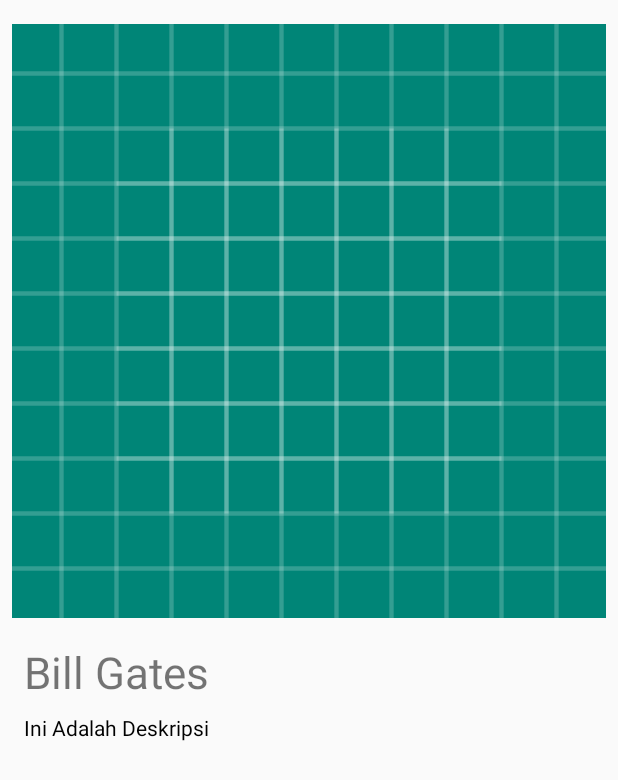
After one commit to ukmitcybernetix/RecycleViewExample, an Android app: the layout activity_view_people.xml on its own in the app's theme, with its tools: preview values and no code run, on a phone screen of 412 x 824 dp. The commit adds this screen. Shown: the top 780 px of the screen. Run offline under Robolectric (Android 15) with nearby library versions, the phone set to English and light mode, and no system bars.

Commit message:
Menambahkan Detail Deskripsi

```diff
--- a/app/src/main/java/com/zendev/daftarorangterkaya/ListPeopleAdapter.java
+++ b/app/src/main/java/com/zendev/daftarorangterkaya/ListPeopleAdapter.java
@@ -1,6 +1,7 @@
 package com.zendev.daftarorangterkaya;
 
 import android.content.Context;
+import android.content.Intent;
 import android.support.annotation.NonNull;
 import android.support.v7.widget.RecyclerView;
 import android.view.LayoutInflater;
@@ -55,6 +56,11 @@
             @Override
             public void onClick(View view) {
                 Toast.makeText(context, "Kamu Memilih " + getListPeople().get(position).getName(), Toast.LENGTH_LONG).show();
+                Intent moveDetail = new Intent(context, ViewPeople.class);
+                moveDetail.putExtra(ViewPeople.EXTRA_IMG, getListPeople().get(position).getPhoto());
+                moveDetail.putExtra(ViewPeople.EXTRA_PEOPLE, getListPeople().get(position).getName());
+                moveDetail.putExtra(ViewPeople.EXTRA_DESKRIPSI, getListPeople().get(position).getDeskripsi());
+                context.startActivity(moveDetail);
             }
         });
     }
--- /dev/null
+++ b/app/src/main/res/layout/activity_view_people.xml
@@ -0,0 +1,56 @@
+<?xml version="1.0" encoding="utf-8"?>
+<ScrollView xmlns:android="http://schemas.android.com/apk/res/android"
+    xmlns:tools="http://schemas.android.com/tools"
+    android:layout_width="match_parent"
+    android:layout_height="match_parent"
+    android:paddingBottom="@dimen/activity_vertical_margin"
+    android:paddingLeft="@dimen/horizontal_margin_detail"
+    android:paddingRight="@dimen/horizontal_margin_detail"
+    android:paddingTop="@dimen/activity_vertical_margin"
+    tools:context=".ViewPeople">
+
+    <LinearLayout
+        android:layout_width="match_parent"
+        android:layout_height="wrap_content"
+        android:orientation="vertical">
+
+        <FrameLayout
+            android:layout_width="match_parent"
+            android:layout_height="wrap_content">
+
+            <ImageView
+                android:id="@+id/iv_gambar"
+                android:layout_width="match_parent"
+                android:layout_height="wrap_content"
+                android:adjustViewBounds="true"
+                android:scaleType="fitXY"
+                android:src="@drawable/ic_launcher_background"
+                android:contentDescription="@string/people_image" />
+
+        </FrameLayout>
+
+        <TextView
+            android:id="@+id/tv_nama"
+            android:layout_width="match_parent"
+            android:layout_height="wrap_content"
+            android:layout_marginBottom="@dimen/horizontal_margin_detail"
+            android:layout_marginLeft="@dimen/horizontal_margin_detail"
+            android:layout_marginRight="@dimen/horizontal_margin_detail"
+            android:layout_marginTop="@dimen/activity_vertical_margin"
+            android:text="@string/people_example"
+            android:textSize="@dimen/ukuran_judul"/>
+
+        <TextView
+            android:id="@+id/tv_deskripsi"
+            android:layout_width="match_parent"
+            android:layout_height="wrap_content"
+            android:layout_marginBottom="@dimen/activity_vertical_margin"
+            android:layout_marginLeft="@dimen/horizontal_margin_detail"
+            android:layout_marginRight="@dimen/horizontal_margin_detail"
+            android:lineSpacingMultiplier="1"
+            android:text="@string/ini_adalah_deskripsi"
+            android:textColor="@android:color/black"/>
+
+    </LinearLayout>
+
+</ScrollView>
--- a/app/src/main/res/values/dimens.xml
+++ b/app/src/main/res/values/dimens.xml
@@ -5,4 +5,6 @@
     <dimen name="font_size">25sp</dimen>
     <dimen name="activity_vertical_margin">16dp</dimen>
     <dimen name="activity_horizontal_margin">16dp</dimen>
+    <dimen name="horizontal_margin_detail">8dp</dimen>
+    <dimen name="ukuran_judul">29sp</dimen>
 </resources>
--- a/app/src/main/res/values/strings.xml
+++ b/app/src/main/res/values/strings.xml
@@ -2,4 +2,7 @@
     <string name="app_name">Orang Terkaya</string>
     <string name="daftar_orang_terkaya">Daftar Orang Terkaya</string>
     <string name="example_description">Pendiri Microsoft</string>
+    <string name="people_image">People Image</string>
+    <string name="people_example">Bill Gates</string>
+    <string name="ini_adalah_deskripsi">Ini Adalah Deskripsi</string>
 </resources>
```
Also changed, not shown: app/src/main/AndroidManifest.xml (+6 -6 lines), app/src/main/java/com/zendev/daftarorangterkaya/ViewPeople.java (added, +38 -0 lines).
